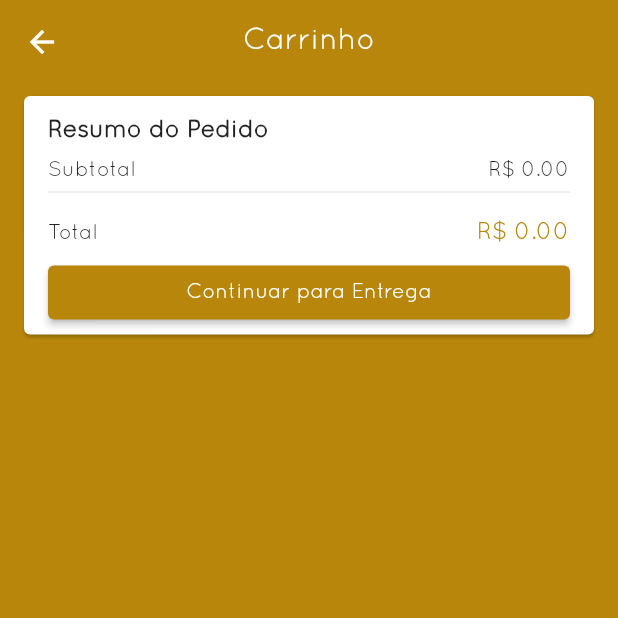
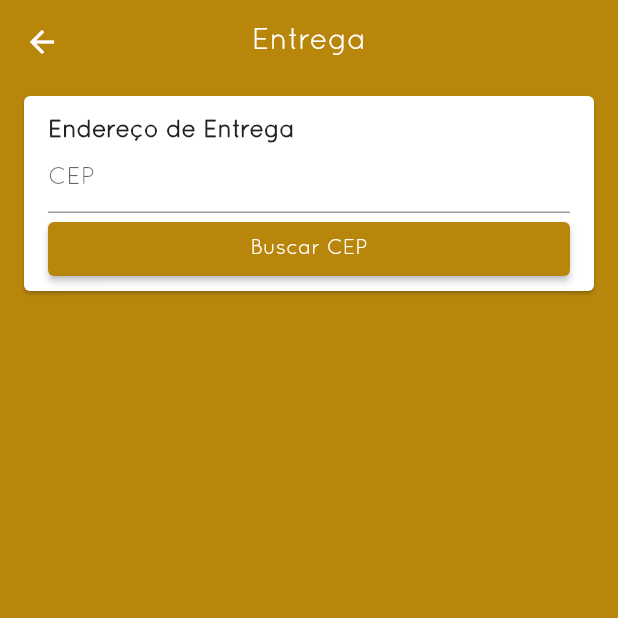
Before and after one commit to Werisu/LojaVirtualCatalogo, a Flutter app: the CartScreen screen opened by its route, after a tap on "Continuar para Entrega", on a phone screen of 412 x 824 dp, the top half of it. Run offline on Flutter 3.47's test engine with Material 2 defaults, Android fonts, the phone set to English and light mode, and no system bars; our stand-ins replace basic_utils, carousel_pro, cloud_firestore, firebase_auth, firebase_core, firebase_storage and 3 more; missing offline and left inert: alphabet_list_scroll_view; accounts and stored records are empty.

Commit message:
Criando tela de Endereço

```diff
--- a/lib/main.dart
+++ b/lib/main.dart
@@ -6,6 +6,7 @@ import 'package:catalogoapp/models/product.dart';
 import 'package:catalogoapp/models/user_manager.dart';
 import 'package:catalogoapp/screens/base/base_screen.dart';
 import 'package:catalogoapp/screens/cart/cart_screen.dart';
+import 'package:catalogoapp/screens/eddress/address_screen.dart';
 import 'package:catalogoapp/screens/edit_product/edit_product_screen.dart';
 import 'package:catalogoapp/screens/login/login_screen.dart';
 import 'package:catalogoapp/screens/product/product_screen.dart';
@@ -107,6 +108,11 @@ class MyApp extends StatelessWidget {
                 builder: (_)=>SelectProductScreen(),
               );
 
+            case '/eddress':
+              return MaterialPageRoute(
+                builder: (_)=>EddressScreen(),
+              );
+
             default:
               return MaterialPageRoute(
                 builder: (_)=>BaseScreen(),
--- a/lib/screens/cart/cart_screen.dart
+++ b/lib/screens/cart/cart_screen.dart
@@ -26,7 +26,9 @@ class CartScreen extends StatelessWidget {
               ),
               PriceCard(
                 buttonText: 'Continuar para Entrega',
-                onPressed: cartManager.isCartValid ? (){} : null,
+                onPressed: cartManager.isCartValid ? (){
+                  Navigator.of(context).pushNamed('/eddress');
+                } : null,
               ),
             ],
           );
--- /dev/null
+++ b/lib/screens/eddress/address_screen.dart
@@ -0,0 +1,21 @@
+import 'package:catalogoapp/screens/eddress/components/address_card.dart';
+import 'package:flutter/material.dart';
+
+class EddressScreen extends StatelessWidget {
+  const EddressScreen({Key? key}) : super(key: key);
+
+  @override
+  Widget build(BuildContext context) {
+    return Scaffold(
+      appBar: AppBar(
+        title: const Text('Entrega'),
+        centerTitle: true,
+      ),
+      body: ListView(
+        children: [
+          AddressCard()
+        ],
+      ),
+    );
+  }
+}
--- /dev/null
+++ b/lib/screens/eddress/components/address_card.dart
@@ -0,0 +1,29 @@
+import 'package:catalogoapp/screens/eddress/components/cep_input_field.dart';
+import 'package:flutter/material.dart';
+
+class AddressCard extends StatelessWidget {
+  const AddressCard({Key? key}) : super(key: key);
+
+  @override
+  Widget build(BuildContext context) {
+    return Card(
+      margin: const EdgeInsets.symmetric(horizontal: 16, vertical: 8),
+      child: Padding(
+        padding: const EdgeInsets.fromLTRB(16, 16, 16, 4),
+        child: Column(
+          crossAxisAlignment: CrossAxisAlignment.start,
+          children: [
+            Text(
+              'Endereço de Entrega',
+              style: TextStyle(
+                fontWeight: FontWeight.w600,
+                fontSize: 16
+              ),
+            ),
+            CepInputField()
+          ],
+        ),
+      ),
+    );
+  }
+}
--- /dev/null
+++ b/lib/screens/eddress/components/cep_input_field.dart
@@ -0,0 +1,36 @@
+import 'package:flutter/material.dart';
+import 'package:flutter/services.dart';
+
+class CepInputField extends StatelessWidget {
+  const CepInputField({Key? key}) : super(key: key);
+
+  @override
+  Widget build(BuildContext context) {
+    return Column(
+      crossAxisAlignment: CrossAxisAlignment.stretch,
+      children: [
+        TextFormField(
+          decoration: const InputDecoration(
+            isDense: true,
+            labelText: 'CEP',
+            hintText: '12.345-678'
+          ),
+          inputFormatters: [
+            FilteringTextInputFormatter.digitsOnly
+          ],
+          keyboardType: TextInputType.number,
+        ),
+        ElevatedButton(
+          onPressed: (){
+
+          },
+          child: Text('Buscar CEP'),
+          style: ElevatedButton.styleFrom(
+            primary: Theme.of(context).primaryColor,
+            onSurface: Theme.of(context).primaryColor.withAlpha(100)
+          ),
+        )
+      ],
+    );
+  }
+}
--- a/lib/screens/home/components/section_staggered.dart
+++ b/lib/screens/home/components/section_staggered.dart
@@ -39,7 +39,7 @@ class SectionStaggered extends StatelessWidget {
                       return AddTileWidget();
                   },
                   staggeredTileBuilder: (index) =>
-                      StaggeredTile.count(2, index.isEven ? 2 : 1),
+                      StaggeredTile.count(2, index.isEven ? 3 : 2),
                   mainAxisSpacing: 4,
                   crossAxisSpacing: 4,
                 );
```
Also changed, not shown: lib/models/home_manager.dart (+15 -2 lines), lib/models/section.dart (+13 -10 lines), lib/screens/home/home_screen.dart (+11 -1 lines).
